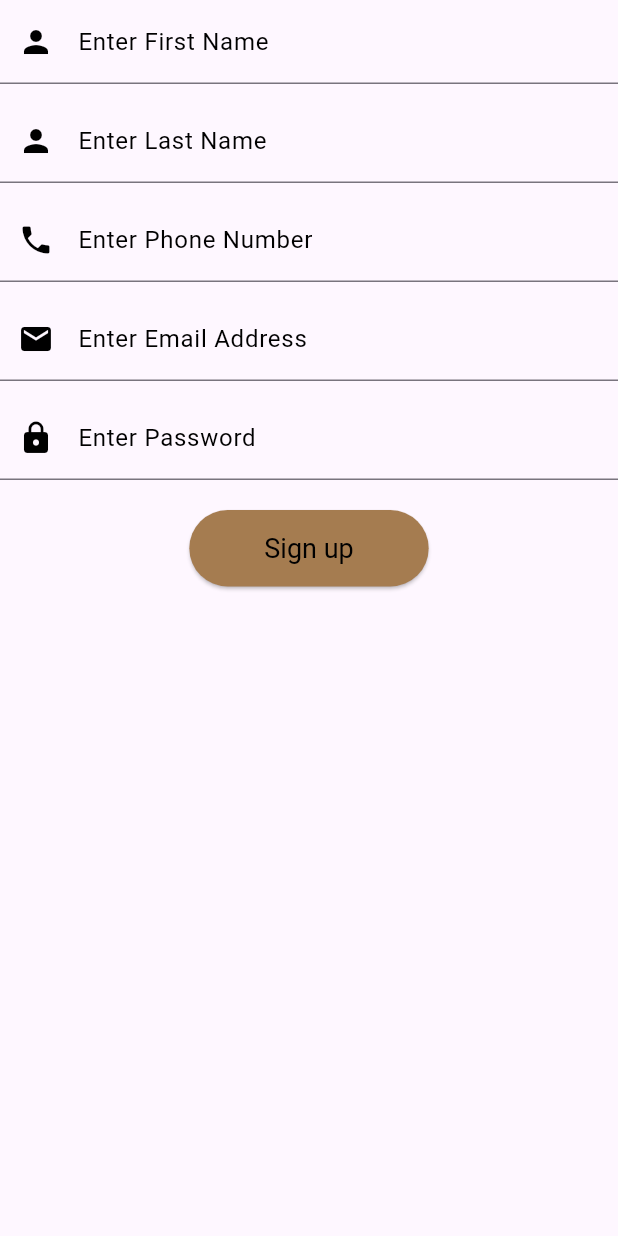
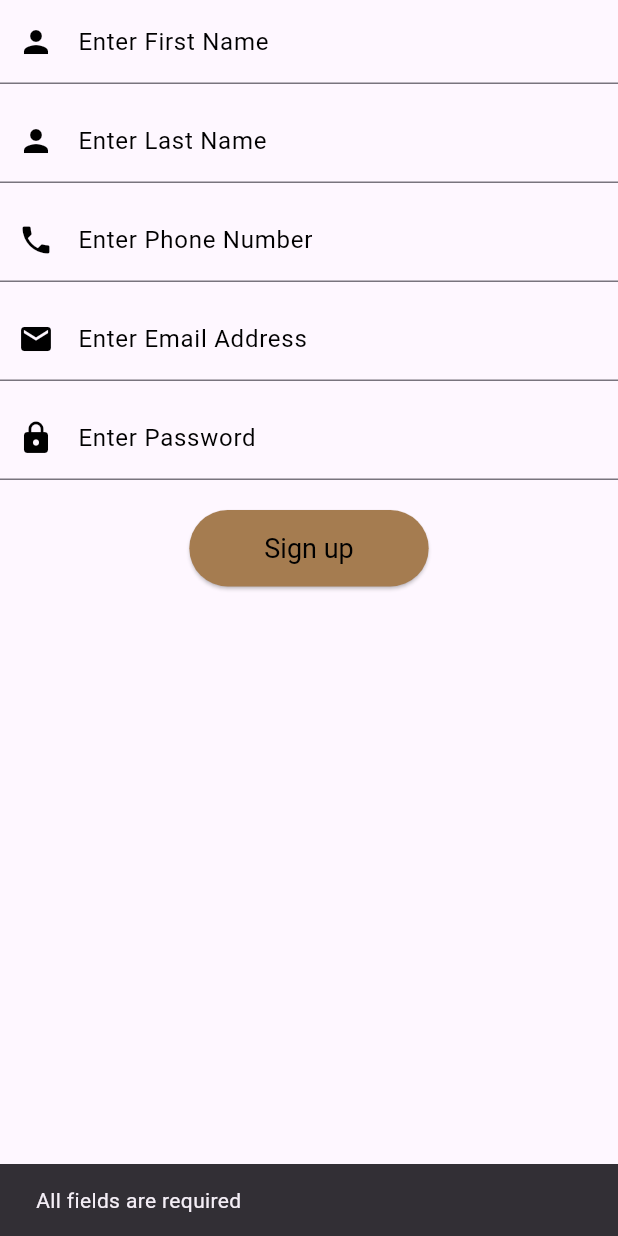
Before and after one commit to Houstonsboy/SBS-coffee-mobile-system, a Flutter app: the SignUpForm widget shown alone on an empty page, opened directly, after a tap on "Sign up", on a phone screen of 412 x 824 dp. Run offline on Flutter 3.47's test engine with Material 3 defaults, Android fonts, the phone set to English and light mode, and no system bars; our stand-ins replace cloud_firestore, firebase_auth, firebase_core; accounts and stored records are empty; network calls fail.

Commit message:
able to signup and login, i cooked hadi i cant even eat it, need to put it on a wall or something

```diff
--- a/lib/Authentication/auth_screen.dart
+++ b/lib/Authentication/auth_screen.dart
@@ -87,7 +87,7 @@ class _AuthScreenState extends State<AuthScreen> {
                       textAlign: TextAlign.center,
                     ),
                     const SizedBox(height: 20),
-                    if (_isLogin)  LoginForm() else const SignUpForm(),
+                    if (_isLogin)  LoginForm() else  SignUpForm(),
                     const SizedBox(height: 20),
                     TextButton(
                       onPressed: () {
--- a/lib/Authentication/login_form.dart
+++ b/lib/Authentication/login_form.dart
@@ -1,3 +1,4 @@
+import 'package:coffee_system/main.dart';
 import 'package:flutter/material.dart';
 import 'package:firebase_auth/firebase_auth.dart';
 import '../MainDashboardwidgets/dashboard.dart';
@@ -22,7 +23,7 @@ class LoginForm extends StatelessWidget {
       // Redirect to Dashboard on successful login
       Navigator.pushReplacement(
         context,
-        MaterialPageRoute(builder: (context) => dashboard()),
+        MaterialPageRoute(builder: (context) => MainScreen()),
       );
     } catch (e) {
       // Display error message if login fails
--- a/lib/Authentication/signup_form.dart
+++ b/lib/Authentication/signup_form.dart
@@ -1,67 +1,135 @@
 import 'package:flutter/material.dart';
+import 'package:firebase_auth/firebase_auth.dart';
+import 'package:cloud_firestore/cloud_firestore.dart';
 
-class SignUpForm extends StatelessWidget {
-  const SignUpForm({Key? key}) : super(key: key);
+class SignUpForm extends StatefulWidget {
+  @override
+  _SignUpFormState createState() => _SignUpFormState();
+}
+
+class _SignUpFormState extends State<SignUpForm> {
+  final TextEditingController firstNameController = TextEditingController();
+  final TextEditingController lastNameController = TextEditingController();
+  final TextEditingController phoneController = TextEditingController();
+  final TextEditingController emailController = TextEditingController();
+  final TextEditingController passwordController = TextEditingController();
+
+  final FirebaseAuth _auth = FirebaseAuth.instance;
+  final FirebaseFirestore _firestore = FirebaseFirestore.instance;
+
+  Future<void> signUp(BuildContext context) async {
+    final String firstName = firstNameController.text.trim();
+    final String lastName = lastNameController.text.trim();
+    final String phone = phoneController.text.trim();
+    final String email = emailController.text.trim();
+    final String password = passwordController.text;
+
+    if (firstName.isEmpty || lastName.isEmpty || phone.isEmpty || email.isEmpty || password.isEmpty) {
+      ScaffoldMessenger.of(context).showSnackBar(
+        const SnackBar(content: Text('All fields are required')),
+      );
+      return;
+    }
+
+    try {
+      // Create user in Firebase Authentication
+      UserCredential userCredential = await _auth.createUserWithEmailAndPassword(
+        email: email,
+        password: password,
+      );
+
+      // Save user details (excluding password) in Firestore
+      await _firestore.collection('users').doc(userCredential.user?.uid).set({
+        'firstName': firstName,
+        'lastName': lastName,
+        'phone': phone,
+        'email': email,
+        'createdAt': FieldValue.serverTimestamp(),
+      });
+
+      // Show success message and clear fields
+      ScaffoldMessenger.of(context).showSnackBar(
+        const SnackBar(content: Text('Account created successfully')),
+      );
+      clearFields();
+    } catch (e) {
+      // Show error message
+      ScaffoldMessenger.of(context).showSnackBar(
+        SnackBar(content: Text('Error: $e')),
+      );
+    }
+  }
+
+  void clearFields() {
+    firstNameController.clear();
+    lastNameController.clear();
+    phoneController.clear();
+    emailController.clear();
+    passwordController.clear();
+  }
 
   @override
   Widget build(BuildContext context) {
     return Column(
       children: [
-        const TextField(
-          decoration: InputDecoration(
+        TextField(
+          controller: firstNameController,
+          decoration: const InputDecoration(
             labelText: "Enter First Name",
             prefixIcon: Icon(Icons.person),
             labelStyle: TextStyle(color: Colors.black),
             prefixIconColor: Colors.black,
           ),
-          style: TextStyle(color: Colors.black),
+          style: const TextStyle(color: Colors.black),
         ),
         const SizedBox(height: 10),
-        const TextField(
-          decoration: InputDecoration(
+        TextField(
+          controller: lastNameController,
+          decoration: const InputDecoration(
             labelText: "Enter Last Name",
             prefixIcon: Icon(Icons.person),
             labelStyle: TextStyle(color: Colors.black),
             prefixIconColor: Colors.black,
           ),
-          style: TextStyle(color: Colors.black),
+          style: const TextStyle(color: Colors.black),
         ),
         const SizedBox(height: 10),
-        const TextField(
-          decoration: InputDecoration(
+        TextField(
+          controller: phoneController,
+          decoration: const InputDecoration(
             labelText: "Enter Phone Number",
             prefixIcon: Icon(Icons.phone),
             labelStyle: TextStyle(color: Colors.black),
             prefixIconColor: Colors.black,
           ),
-          style: TextStyle(color: Colors.black),
+          style: const TextStyle(color: Colors.black),
         ),
         const SizedBox(height: 10),
-        const TextField(
-          decoration: InputDecoration(
+        TextField(
+          controller: emailController,
+          decoration: const InputDecoration(
             labelText: "Enter Email Address",
             prefixIcon: Icon(Icons.email),
             labelStyle: TextStyle(color: Colors.black),
             prefixIconColor: Colors.black,
           ),
-          style: TextStyle(color: Colors.black),
+          style: const TextStyle(color: Colors.black),
         ),
         const SizedBox(height: 10),
-        const TextField(
+        TextField(
+          controller: passwordController,
           obscureText: true,
-          decoration: InputDecoration(
+          decoration: const InputDecoration(
             labelText: "Enter Password",
             prefixIcon: Icon(Icons.lock),
             labelStyle: TextStyle(color: Colors.black),
             prefixIconColor: Colors.black,
           ),
-          style: TextStyle(color: Colors.black),
+          style: const TextStyle(color: Colors.black),
         ),
         const SizedBox(height: 20),
         ElevatedButton(
-          onPressed: () {
-            // TODO: Implement sign-up logic
-          },
+          onPressed: () => signUp(context),
           style: ElevatedButton.styleFrom(
             backgroundColor: const Color(0xFFA57C50),
             padding: const EdgeInsets.symmetric(horizontal: 50, vertical: 15),
```
